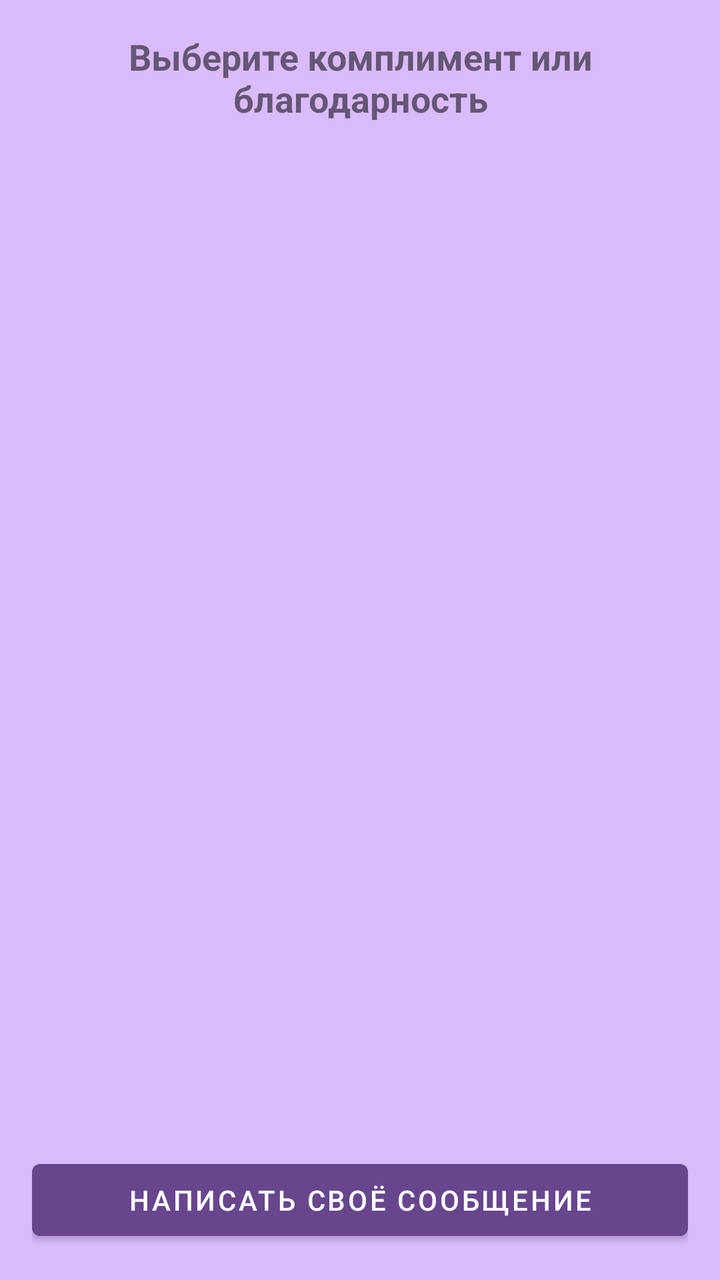
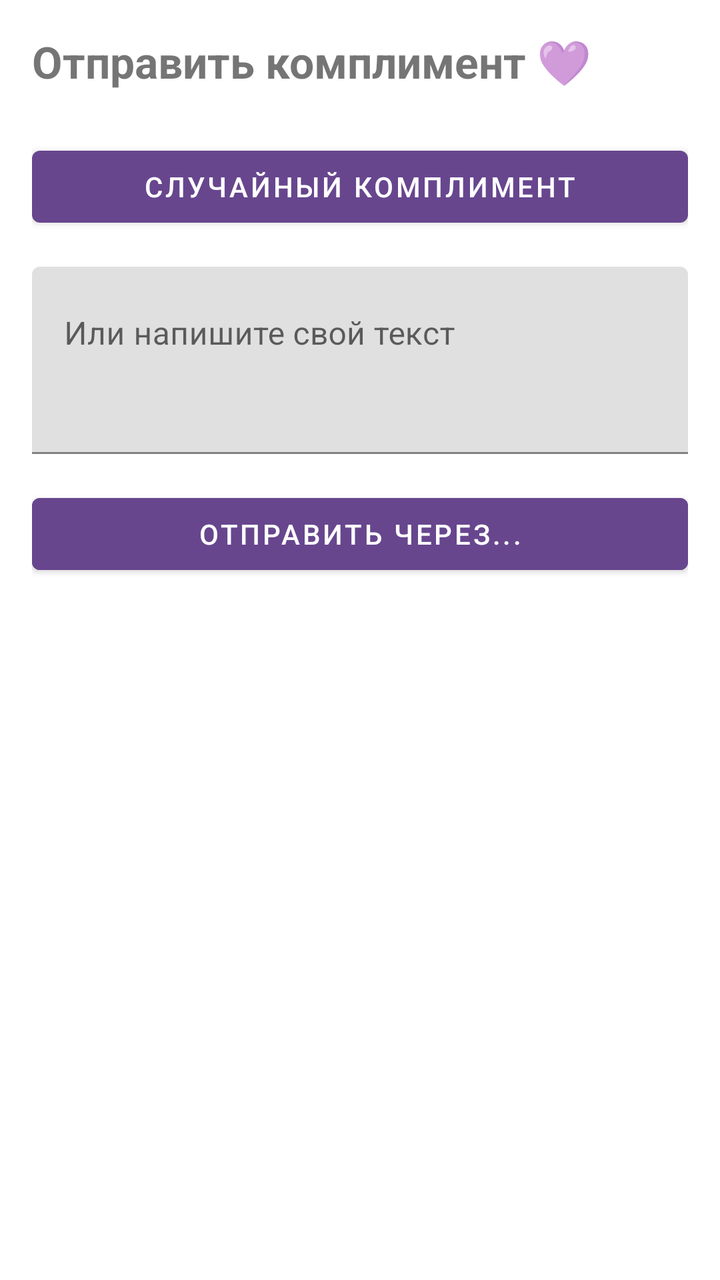

The first picture is an Android layout as it rendered before a commit; the second is the same layout after the commit. The layout source and the unified diff follow.
<!-- AndroidManifest.xml: application theme Theme.Gratio -->
<!-- res/layout/fragment_messages.xml -->
<?xml version="1.0" encoding="utf-8"?>
<LinearLayout xmlns:android="http://schemas.android.com/apk/res/android"
    android:layout_width="match_parent"
    android:layout_height="match_parent"
    android:orientation="vertical"
    android:padding="16dp"
    android:background="@color/purple_50">

    <TextView
        android:layout_width="match_parent"
        android:layout_height="wrap_content"
        android:text="Выберите комплимент или благодарность"
        android:textSize="18sp"
        android:textStyle="bold"
        android:gravity="center"
        android:layout_marginBottom="16dp" />

    <androidx.recyclerview.widget.RecyclerView
        android:id="@+id/rvMessageTemplates"
        android:layout_width="match_parent"
        android:layout_height="0dp"
        android:layout_weight="1"
        android:clipToPadding="false"
        android:paddingBottom="16dp" />

    <Button
        android:id="@+id/btnCustomMessage"
        android:layout_width="match_parent"
        android:layout_height="wrap_content"
        android:text="Написать своё сообщение"
        android:layout_marginTop="8dp" />

</LinearLayout>
<!-- resources referenced by this layout -->
<resources>
  <color name="purple_50">#DABBFD</color>
  <style name="Theme.Gratio" parent="Theme.MaterialComponents.DayNight.NoActionBar">
          <item name="colorPrimary">@color/purple_500</item>
          <item name="colorPrimaryVariant">@color/purple_700</item>
          <item name="colorOnPrimary">@color/white</item>
          <item name="colorSecondary">@color/teal_200</item>
          <item name="colorSecondaryVariant">@color/teal_700</item>
          <item name="colorOnSecondary">@color/black</item>
          <item name="android:statusBarColor">?attr/colorPrimaryVariant</item>
      </style>
  <color name="purple_500">#67468E</color>
  <color name="purple_700">#6B3585</color>
  <color name="white">#FFFFFFFF</color>
  <color name="teal_200">#C477ED</color>
  <color name="teal_700">#56216F</color>
  <color name="black">#FF000000</color>
</resources>

<!-- the commit's change to res/layout/fragment_messages.xml (unified diff, before → after) -->
@@ -3,31 +3,46 @@
     android:layout_width="match_parent"
     android:layout_height="match_parent"
     android:orientation="vertical"
-    android:padding="16dp"
-    android:background="@color/purple_50">
+    android:padding="16dp">
 
     <TextView
+        android:layout_width="wrap_content"
+        android:layout_height="wrap_content"
+        android:text="Отправить комплимент 💜"
+        android:textSize="22sp"
+        android:textStyle="bold"
+        android:layout_marginBottom="24dp" />
+
+    
+    <Button
+        android:id="@+id/btnRandomCompliment"
         android:layout_width="match_parent"
         android:layout_height="wrap_content"
-        android:text="Выберите комплимент или благодарность"
-        android:textSize="18sp"
-        android:textStyle="bold"
-        android:gravity="center"
+        android:text="Случайный комплимент"
         android:layout_marginBottom="16dp" />
 
-    <androidx.recyclerview.widget.RecyclerView
-        android:id="@+id/rvMessageTemplates"
-        android:layout_width="match_parent"
-        android:layout_height="0dp"
-        android:layout_weight="1"
-        android:clipToPadding="false"
-        android:paddingBottom="16dp" />
-
-    <Button
-        android:id="@+id/btnCustomMessage"
+    
+    <com.google.android.material.textfield.TextInputLayout
         android:layout_width="match_parent"
         android:layout_height="wrap_content"
-        android:text="Написать своё сообщение"
-        android:layout_marginTop="8dp" />
+        android:layout_marginBottom="16dp"
+        android:hint="Или напишите свой текст">
+
+        <com.google.android.material.textfield.TextInputEditText
+            android:id="@+id/editTextCustomMessage"
+            android:layout_width="match_parent"
+            android:layout_height="wrap_content"
+            android:minLines="3"
+            android:gravity="top" />
+
+    </com.google.android.material.textfield.TextInputLayout>
+
+    
+    <Button
+        android:id="@+id/btnSend"
+        android:layout_width="match_parent"
+        android:layout_height="wrap_content"
+        android:text="Отправить через..."
+        android:backgroundTint="@color/purple_500" />
 
 </LinearLayout>
<!-- resource entries referenced after the edit -->
@@ -1,6 +1,5 @@
 <!-- resources referenced by this layout -->
 <resources>
-  <color name="purple_50">#DABBFD</color>
   <style name="Theme.Gratio" parent="Theme.MaterialComponents.DayNight.NoActionBar">
           <item name="colorPrimary">@color/purple_500</item>
           <item name="colorPrimaryVariant">@color/purple_700</item>
